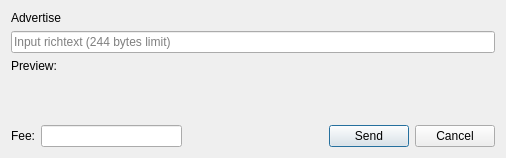
Old version of the form src/qt/forms/advertisedialog.ui in the repository 60E/naocanfen.
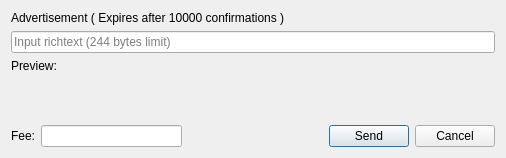
New version of the form. Custom widgets are drawn as their Qt base class.

```diff
--- a/src/qt/forms/advertisedialog.ui
+++ b/src/qt/forms/advertisedialog.ui
@@ -17,7 +17,7 @@
    <item>
     <widget class="QLabel" name="label">
      <property name="text">
-      <string>Advertise</string>
+      <string>Advertisement ( Expires after 10000 confirmations )</string>
      </property>
     </widget>
    </item>
```
